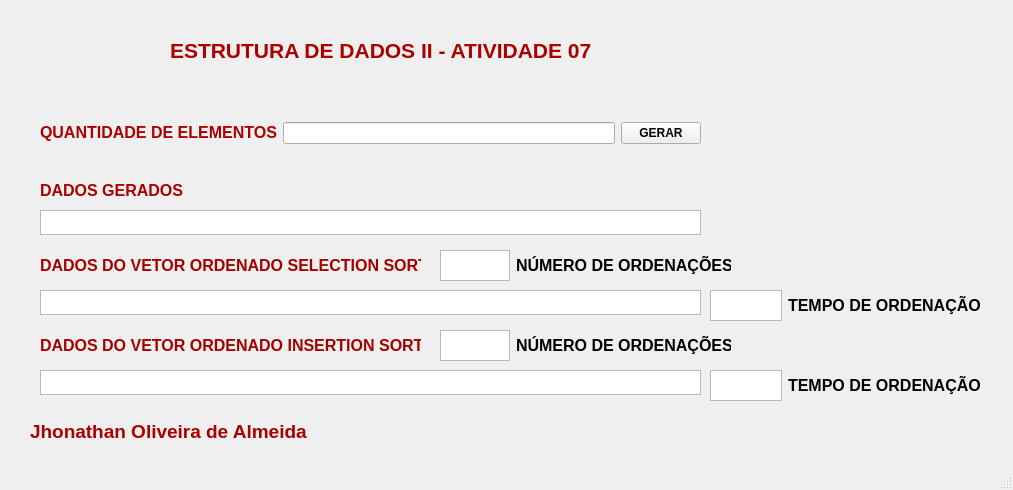
Above: QuartoPeriodo/Estrutura_de_Dados II/ArrayAtividade07EDII/mainwindow.ui from JhonathanOliveiraa/ProjetosFaculdade before the change. Below: the same form after it.
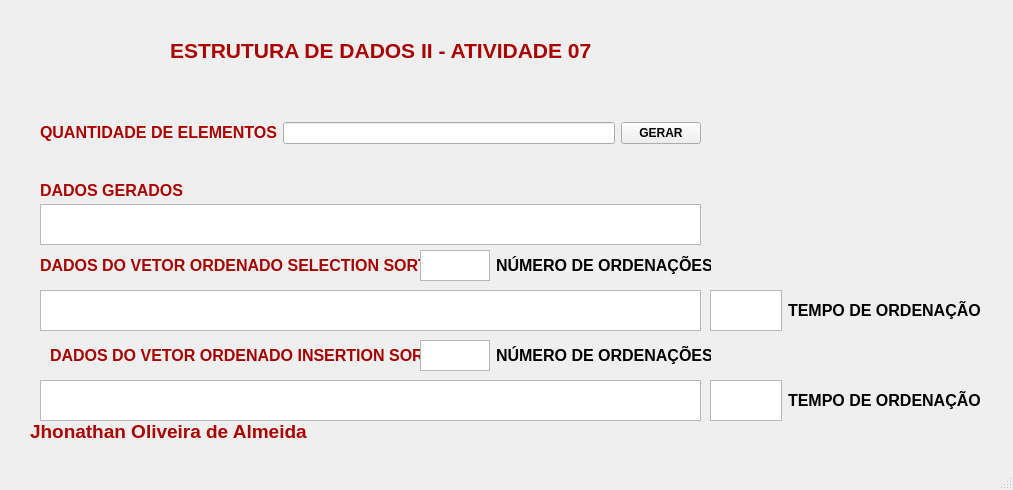
That is the form after the change.

Diff of the .ui file:
```diff
--- a/QuartoPeriodo/Estrutura_de_Dados II/ArrayAtividade07EDII/mainwindow.ui
+++ b/QuartoPeriodo/Estrutura_de_Dados II/ArrayAtividade07EDII/mainwindow.ui
@@ -118,9 +118,9 @@
     <property name="geometry">
      <rect>
       <x>40</x>
-      <y>210</y>
+      <y>204</y>
       <width>661</width>
-      <height>25</height>
+      <height>41</height>
      </rect>
     </property>
    </widget>
@@ -146,8 +146,8 @@
    <widget class="QLabel" name="label_18">
     <property name="geometry">
      <rect>
-      <x>40</x>
-      <y>330</y>
+      <x>50</x>
+      <y>340</y>
       <width>381</width>
       <height>31</height>
      </rect>
@@ -166,9 +166,9 @@
     <property name="geometry">
      <rect>
       <x>40</x>
-      <y>370</y>
+      <y>380</y>
       <width>661</width>
-      <height>25</height>
+      <height>41</height>
      </rect>
     </property>
     <property name="font">
@@ -183,7 +183,7 @@
       <x>40</x>
       <y>290</y>
       <width>661</width>
-      <height>25</height>
+      <height>41</height>
      </rect>
     </property>
     <property name="font">
@@ -196,9 +196,9 @@
     <property name="geometry">
      <rect>
       <x>710</x>
-      <y>370</y>
+      <y>380</y>
       <width>271</width>
-      <height>31</height>
+      <height>41</height>
      </rect>
     </property>
     <layout class="QHBoxLayout" name="horizontalLayout_5">
@@ -214,10 +214,10 @@
      </item>
     </layout>
    </widget>
-   <widget class="QWidget" name="">
+   <widget class="QWidget" name="layoutWidget">
     <property name="geometry">
      <rect>
-      <x>440</x>
+      <x>420</x>
       <y>250</y>
       <width>291</width>
       <height>31</height>
@@ -236,13 +236,13 @@
      </item>
     </layout>
    </widget>
-   <widget class="QWidget" name="">
+   <widget class="QWidget" name="layoutWidget">
     <property name="geometry">
      <rect>
       <x>710</x>
       <y>290</y>
       <width>271</width>
-      <height>31</height>
+      <height>41</height>
      </rect>
     </property>
     <layout class="QHBoxLayout" name="horizontalLayout_3">
@@ -258,11 +258,11 @@
      </item>
     </layout>
    </widget>
-   <widget class="QWidget" name="">
+   <widget class="QWidget" name="layoutWidget">
     <property name="geometry">
      <rect>
-      <x>440</x>
-      <y>330</y>
+      <x>420</x>
+      <y>340</y>
       <width>291</width>
       <height>31</height>
      </rect>
```
Left out of the diff: 2 changed lines with no effect on the pictures.
